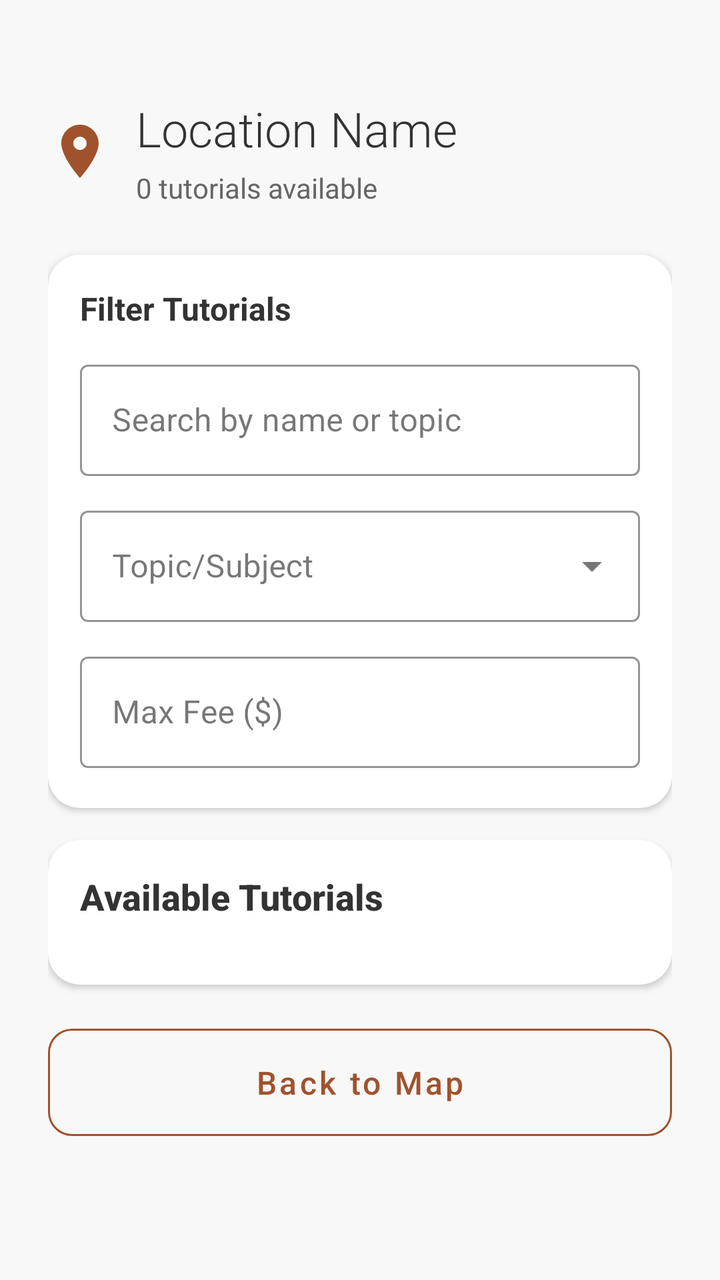
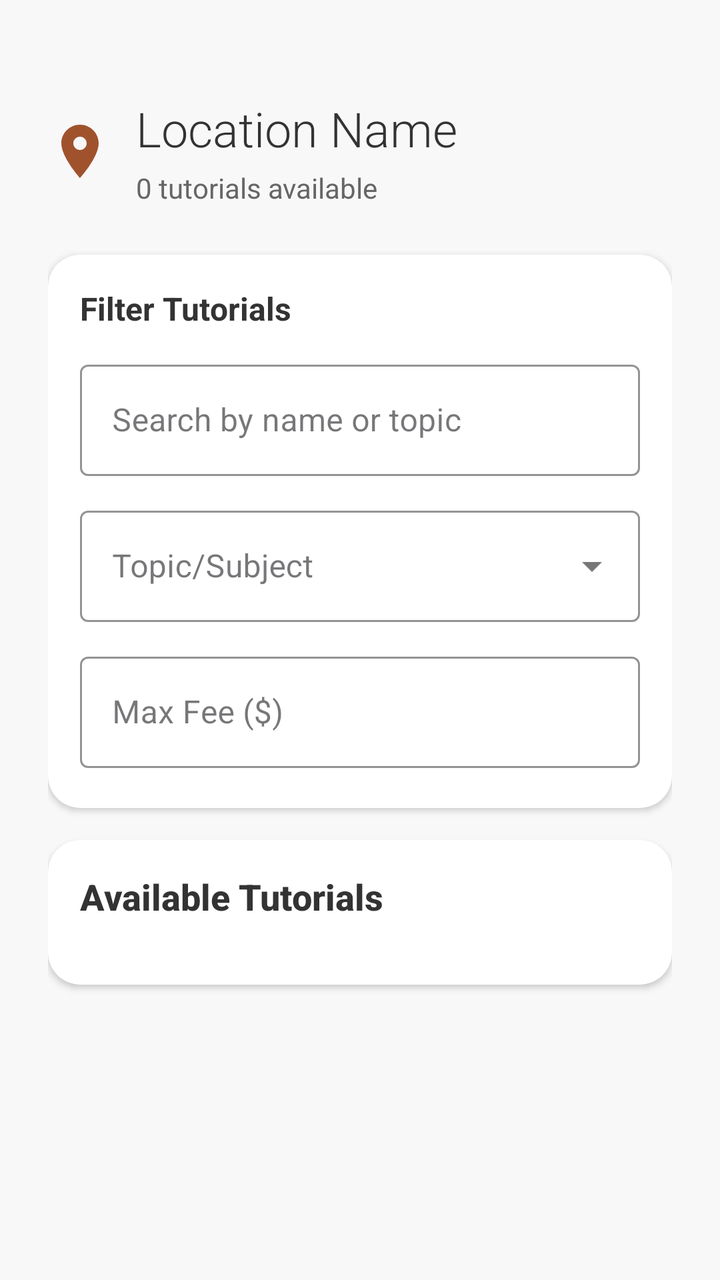

An Android layout rendered at two revisions. The XML below is the earlier revision; the diff shows what the commit changed to produce the second picture.
<!-- AndroidManifest.xml: application theme Theme.Csci3130Group1 -->
<!-- res/layout/activity_location_tutorials.xml -->
<?xml version="1.0" encoding="utf-8"?>
<androidx.core.widget.NestedScrollView xmlns:android="http://schemas.android.com/apk/res/android"
    xmlns:app="http://schemas.android.com/apk/res-auto"
    android:layout_width="match_parent"
    android:layout_height="match_parent"
    android:fillViewport="true"
    android:background="#F8F8F8">

    <LinearLayout
        android:layout_width="match_parent"
        android:layout_height="wrap_content"
        android:orientation="vertical"
        android:paddingHorizontal="24dp"
        android:paddingTop="48dp"
        android:paddingBottom="32dp">

    
    <LinearLayout
        android:layout_width="match_parent"
        android:layout_height="wrap_content"
        android:orientation="horizontal"
        android:gravity="center_vertical"
        android:layout_marginBottom="24dp">

        <ImageView
            android:layout_width="32dp"
            android:layout_height="32dp"
            android:src="@drawable/ic_map"
            app:tint="#A0522D"
            android:contentDescription="Location Icon" />

        <LinearLayout
            android:layout_width="0dp"
            android:layout_height="wrap_content"
            android:layout_weight="1"
            android:orientation="vertical"
            android:layout_marginStart="12dp">

            <TextView
                android:id="@+id/location_name"
                android:layout_width="wrap_content"
                android:layout_height="wrap_content"
                android:text="Location Name"
                android:textSize="24sp"
                android:fontFamily="sans-serif-light"
                android:textColor="#333333" />

            <TextView
                android:id="@+id/tutorial_count"
                android:layout_width="wrap_content"
                android:layout_height="wrap_content"
                android:text="0 tutorials available"
                android:textSize="14sp"
                android:textColor="#666666"
                android:layout_marginTop="4dp" />

        </LinearLayout>
    </LinearLayout>

    
    <androidx.cardview.widget.CardView
        android:id="@+id/filtersCard"
        android:layout_width="match_parent"
        android:layout_height="wrap_content"
        android:layout_marginBottom="16dp"
        app:cardCornerRadius="16dp"
        app:cardElevation="2dp"
        app:cardBackgroundColor="#FFFFFF">

        <LinearLayout
            android:layout_width="match_parent"
            android:layout_height="wrap_content"
            android:orientation="vertical"
            android:padding="16dp">

            <TextView
                android:layout_width="wrap_content"
                android:layout_height="wrap_content"
                android:text="Filter Tutorials"
                android:textSize="16sp"
                android:textStyle="bold"
                android:textColor="#333333"
                android:layout_marginBottom="12dp" />

            
            <com.google.android.material.textfield.TextInputLayout
                android:id="@+id/searchInputLayout"
                android:layout_width="match_parent"
                android:layout_height="wrap_content"
                android:layout_marginBottom="12dp"
                android:hint="Search by name or topic"
                app:boxStrokeColor="#A0522D"
                app:hintTextColor="#A0522D"
                style="@style/Widget.MaterialComponents.TextInputLayout.OutlinedBox">

                <com.google.android.material.textfield.TextInputEditText
                    android:id="@+id/searchInput"
                    android:layout_width="match_parent"
                    android:layout_height="wrap_content"
                    android:inputType="text" />
            </com.google.android.material.textfield.TextInputLayout>

            
            <com.google.android.material.textfield.TextInputLayout
                android:id="@+id/topicInputLayout"
                android:layout_width="match_parent"
                android:layout_height="wrap_content"
                android:layout_marginBottom="12dp"
                android:hint="Topic/Subject"
                app:boxStrokeColor="#A0522D"
                app:hintTextColor="#A0522D"
                style="@style/Widget.MaterialComponents.TextInputLayout.OutlinedBox.ExposedDropdownMenu">

                <AutoCompleteTextView
                    android:id="@+id/topicFilter"
                    android:layout_width="match_parent"
                    android:layout_height="wrap_content"
                    android:inputType="none" />
            </com.google.android.material.textfield.TextInputLayout>

            
            <com.google.android.material.textfield.TextInputLayout
                android:id="@+id/feeInputLayout"
                android:layout_width="match_parent"
                android:layout_height="wrap_content"
                android:layout_marginBottom="4dp"
                android:hint="Max Fee ($)"
                app:boxStrokeColor="#A0522D"
                app:hintTextColor="#A0522D"
                style="@style/Widget.MaterialComponents.TextInputLayout.OutlinedBox">

                <com.google.android.material.textfield.TextInputEditText
                    android:id="@+id/feeFilter"
                    android:layout_width="match_parent"
                    android:layout_height="wrap_content"
                    android:inputType="numberDecimal" />
            </com.google.android.material.textfield.TextInputLayout>
        </LinearLayout>
    </androidx.cardview.widget.CardView>

    
    <androidx.cardview.widget.CardView
        android:layout_width="match_parent"
        android:layout_height="wrap_content"
        android:layout_marginBottom="16dp"
        app:cardCornerRadius="16dp"
        app:cardElevation="2dp"
        app:cardBackgroundColor="#FFFFFF">

        <LinearLayout
            android:layout_width="match_parent"
            android:layout_height="match_parent"
            android:orientation="vertical"
            android:padding="16dp">

            
            <TextView
                android:layout_width="match_parent"
                android:layout_height="wrap_content"
                android:text="Available Tutorials"
                android:textSize="18sp"
                android:textColor="#333333"
                android:textStyle="bold"
                android:layout_marginBottom="16dp"
                android:fontFamily="sans-serif-medium"/>

            
            <androidx.recyclerview.widget.RecyclerView
                android:id="@+id/resultsRecyclerView"
                android:layout_width="match_parent"
                android:layout_height="wrap_content"
                android:nestedScrollingEnabled="false"/>

            
            <TextView
                android:id="@+id/empty_state_text"
                android:layout_width="match_parent"
                android:layout_height="wrap_content"
                android:text="No tutorials available at this location"
                android:textSize="16sp"
                android:textColor="#666666"
                android:gravity="center"
                android:layout_marginTop="32dp"
                android:visibility="gone"
                android:fontFamily="sans-serif" />

        </LinearLayout>
    </androidx.cardview.widget.CardView>

    
    <Button
        android:id="@+id/back_button"
        style="@style/Widget.MaterialComponents.Button.OutlinedButton"
        android:layout_width="match_parent"
        android:layout_height="wrap_content"
        android:text="Back to Map"
        android:textColor="#A0522D"
        android:padding="16dp"
        android:textSize="16sp"
        app:cornerRadius="12dp"
        app:strokeColor="#A0522D"
        android:textAllCaps="false"
        android:fontFamily="sans-serif-medium"/>

    </LinearLayout>

</androidx.core.widget.NestedScrollView>
<!-- resources referenced by this layout -->
<resources>
  <!-- drawable ic_map (drawable) -->
  <vector xmlns:android="http://schemas.android.com/apk/res/android" android:height="24dp" android:tint="#000000" android:viewportHeight="24" android:viewportWidth="24" android:width="24dp">
  
      <path android:fillColor="@android:color/white" android:pathData="M12,2C8.13,2 5,5.13 5,9c0,5.25 7,13 7,13s7,-7.75 7,-13c0,-3.87 -3.13,-7 -7,-7zM12,11.5c-1.38,0 -2.5,-1.12 -2.5,-2.5s1.12,-2.5 2.5,-2.5 2.5,1.12 2.5,2.5 -1.12,2.5 -2.5,2.5z"/>
  
  </vector>
  <style name="Theme.Csci3130Group1" parent="Base.Theme.Csci3130Group1" />
  <style name="Base.Theme.Csci3130Group1" parent="Theme.Material3.DayNight.NoActionBar">
          
          
      </style>
</resources>

<!-- the commit's change to res/layout/activity_location_tutorials.xml (unified diff, before → after) -->
@@ -188,19 +188,7 @@
     </androidx.cardview.widget.CardView>
 
     
-    <Button
-        android:id="@+id/back_button"
-        style="@style/Widget.MaterialComponents.Button.OutlinedButton"
-        android:layout_width="match_parent"
-        android:layout_height="wrap_content"
-        android:text="Back to Map"
-        android:textColor="#A0522D"
-        android:padding="16dp"
-        android:textSize="16sp"
-        app:cornerRadius="12dp"
-        app:strokeColor="#A0522D"
-        android:textAllCaps="false"
-        android:fontFamily="sans-serif-medium"/>
+    
 
     </LinearLayout>
 
